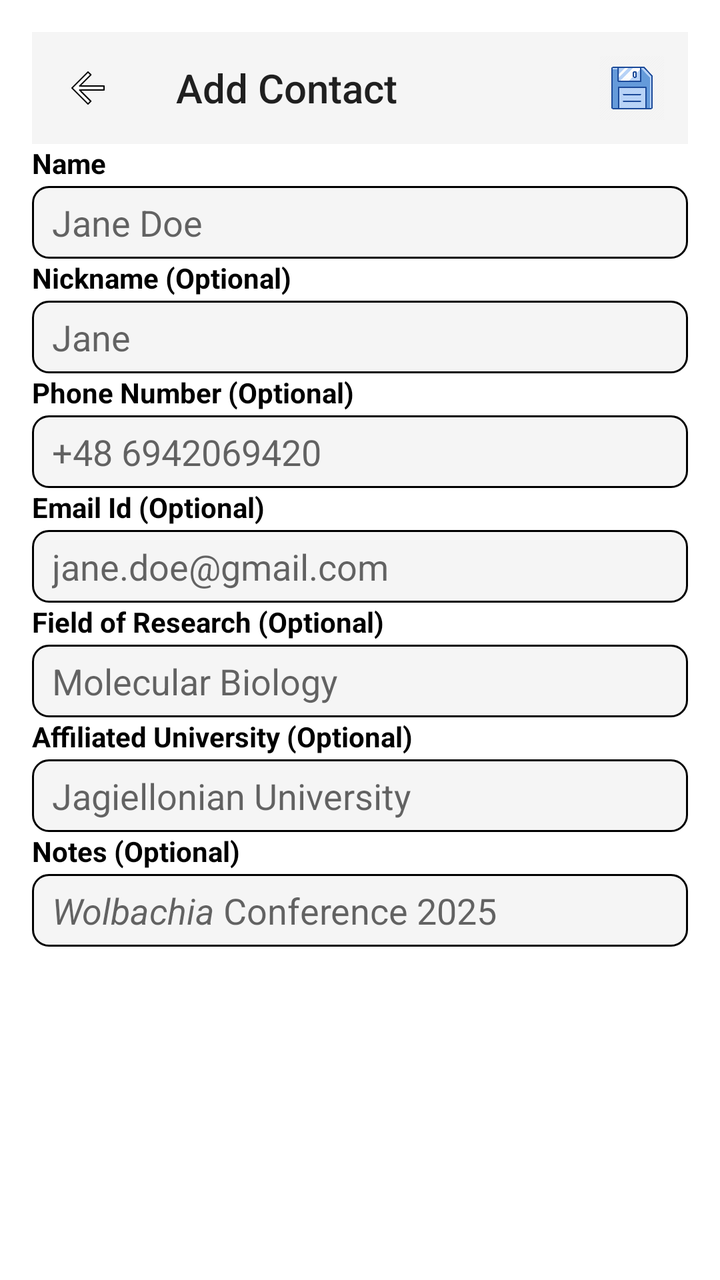
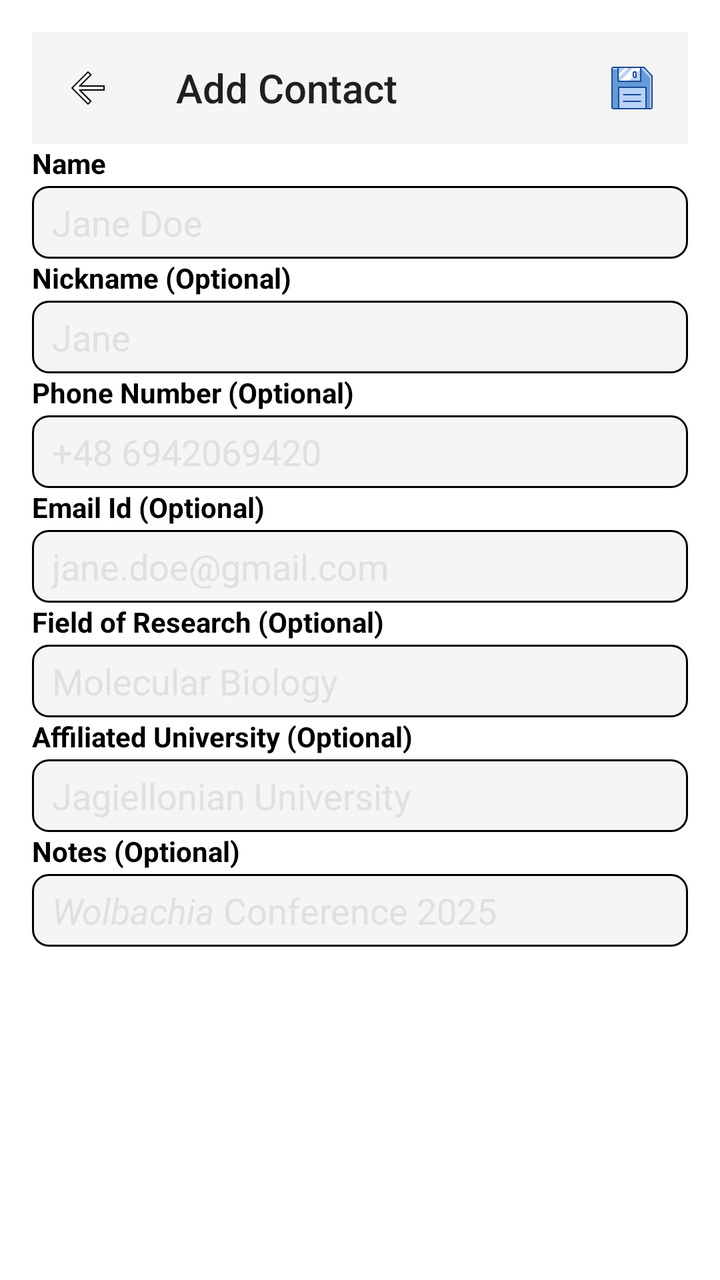

An Android layout rendered at two revisions. The XML below is the earlier revision; the diff shows what the commit changed to produce the second picture.
<!-- AndroidManifest.xml: application theme AppTheme -->
<!-- res/layout/activity_contact_entry.xml -->
<?xml version="1.0" encoding="utf-8"?>
<LinearLayout xmlns:android="http://schemas.android.com/apk/res/android"
    android:layout_width="match_parent"
    android:layout_height="match_parent"
    xmlns:app="http://schemas.android.com/apk/res-auto"
    android:orientation="vertical"
    android:padding="16dp"
    android:background="@color/white">

    <androidx.appcompat.widget.Toolbar
        android:id="@+id/contactEntryToolbar"
        android:layout_width="match_parent"
        android:layout_height="?attr/actionBarSize"
        android:background="?attr/colorPrimary"
        android:theme="@style/ThemeOverlay.AppCompat.ActionBar"
        app:title="Add Contact"
        app:titleTextAppearance="@style/TextAppearance.AppCompat.Widget.ActionBar.Title"
        app:popupTheme="@style/ThemeOverlay.AppCompat.Light"
        app:navigationIcon="@drawable/ic_back_arrow"
        app:menu="@menu/contact_entry_menu"/>

    <TextView
        android:layout_width="wrap_content"
        android:layout_height="wrap_content"
        android:text="Name"
        android:textColor="@color/black"
        android:textStyle="bold"
        android:textSize="14sp"
        android:layout_marginBottom="2dp"/>

    <EditText
        android:id="@+id/et_name"
        android:layout_width="match_parent"
        android:layout_height="wrap_content"
        android:hint="Jane Doe"
        android:textColor="@color/very_light_gray"
        android:background="@drawable/edit_text_bg"
        android:paddingTop="6dp"
        android:paddingBottom="6dp"/>

    <TextView
        android:layout_width="wrap_content"
        android:layout_height="wrap_content"
        android:text="Nickname (Optional)"
        android:textColor="@color/black"
        android:textStyle="bold"
        android:textSize="14sp"
        android:layout_marginBottom="2dp"/>

    <EditText
        android:id="@+id/et_nickname"
        android:layout_width="match_parent"
        android:layout_height="wrap_content"
        android:hint="Jane"
        android:textColor="@color/very_light_gray"
        android:background="@drawable/edit_text_bg"
        android:paddingTop="6dp"
        android:paddingBottom="6dp"/>

    <TextView
        android:layout_width="wrap_content"
        android:layout_height="wrap_content"
        android:text="Phone Number (Optional)"
        android:textColor="@color/black"
        android:textStyle="bold"
        android:textSize="14sp"
        android:layout_marginBottom="2dp"/>

    <EditText
        android:id="@+id/et_phone"
        android:layout_width="match_parent"
        android:layout_height="wrap_content"
        android:hint="+48 6942069420"
        android:inputType="phone"
        android:textColor="@color/very_light_gray"
        android:background="@drawable/edit_text_bg"
        android:paddingTop="6dp"
        android:paddingBottom="6dp"/>

    <TextView
        android:layout_width="wrap_content"
        android:layout_height="wrap_content"
        android:text="Email Id (Optional)"
        android:textColor="@color/black"
        android:textStyle="bold"
        android:textSize="14sp"
        android:layout_marginBottom="2dp"/>

    <EditText
        android:id="@+id/et_email"
        android:layout_width="match_parent"
        android:layout_height="wrap_content"
        android:hint="jane.doe@gmail.com"
        android:inputType="textEmailAddress"
        android:textColor="@color/very_light_gray"
        android:background="@drawable/edit_text_bg"
        android:paddingTop="6dp"
        android:paddingBottom="6dp"/>

    <TextView
        android:layout_width="wrap_content"
        android:layout_height="wrap_content"
        android:text="Field of Research (Optional)"
        android:textColor="@color/black"
        android:textStyle="bold"
        android:textSize="14sp"
        android:layout_marginBottom="2dp"/>

    <EditText
        android:id="@+id/et_field"
        android:layout_width="match_parent"
        android:layout_height="wrap_content"
        android:hint="Molecular Biology"
        android:textColor="@color/very_light_gray"
        android:background="@drawable/edit_text_bg"
        android:paddingTop="6dp"
        android:paddingBottom="6dp"/>

    <TextView
        android:layout_width="wrap_content"
        android:layout_height="wrap_content"
        android:text="Affiliated University (Optional)"
        android:textColor="@color/black"
        android:textStyle="bold"
        android:textSize="14sp"
        android:layout_marginBottom="2dp"/>

    <EditText
        android:id="@+id/et_university"
        android:layout_width="match_parent"
        android:layout_height="wrap_content"
        android:hint="Jagiellonian University"
        android:textColor="@color/very_light_gray"
        android:background="@drawable/edit_text_bg"
        android:paddingTop="6dp"
        android:paddingBottom="6dp"/>

    <TextView
        android:layout_width="wrap_content"
        android:layout_height="wrap_content"
        android:text="Notes (Optional)"
        android:textColor="@color/black"
        android:textStyle="bold"
        android:textSize="14sp"
        android:layout_marginBottom="2dp"/>

    <EditText
        android:id="@+id/et_notes"
        android:layout_width="match_parent"
        android:layout_height="wrap_content"
        android:hint="@string/conference_info"
        android:textColor="@color/very_light_gray"
        android:background="@drawable/edit_text_bg"
        android:paddingTop="6dp"
        android:paddingBottom="6dp"/>

</LinearLayout>
<!-- resources referenced by this layout -->
<resources>
  <color name="black">#FF000000</color>
  <color name="very_light_gray">#E0E0E0</color>
  <color name="white">#FFFFFFFF</color>
  <!-- drawable edit_text_bg (drawable) -->
  <?xml version="1.0" encoding="utf-8"?>
  <shape xmlns:android="http://schemas.android.com/apk/res/android"
      android:shape="rectangle">
  
      
      <solid android:color="@color/light_gray" />
  
      
      <stroke android:width="1dp" android:color="@color/black" />
  
      
      <corners android:radius="8dp" />
  
      
      <padding android:left="10dp" android:right="10dp" />
  </shape>
  <!-- drawable ic_back_arrow (drawable) -->
  <?xml version="1.0" encoding="utf-8"?>
  <vector xmlns:android="http://schemas.android.com/apk/res/android"
      android:width="24dp"
      android:height="24dp"
      android:viewportWidth="24"
      android:viewportHeight="24">
  
      <path
          android:fillColor="@android:color/white"
          android:strokeColor="@android:color/black"
          android:strokeWidth="0.7"
          android:strokeLineJoin="round"
          android:strokeLineCap="round"
          android:pathData="M20,11H7.83L13.42,5.41L12,4L4,12L12,20L13.41,18.59L7.83,13H20V11Z"/>
  </vector>
  <string name="conference_info"><i>Wolbachia</i> Conference 2025</string>
  <style name="AppTheme" parent="Theme.AppCompat.Light.NoActionBar">
          
          <item name="windowActionBar">false</item>
          <item name="windowNoTitle">true</item>
      </style>
  <color name="light_gray">#F5F5F5</color>
</resources>

<!-- the commit's change to res/layout/activity_contact_entry.xml (unified diff, before → after) -->
@@ -33,7 +33,8 @@
         android:layout_width="match_parent"
         android:layout_height="wrap_content"
         android:hint="Jane Doe"
-        android:textColor="@color/very_light_gray"
+        android:textColor="@color/black"
+        android:textColorHint="@color/very_light_gray"
         android:background="@drawable/edit_text_bg"
         android:paddingTop="6dp"
         android:paddingBottom="6dp"/>
@@ -52,7 +53,8 @@
         android:layout_width="match_parent"
         android:layout_height="wrap_content"
         android:hint="Jane"
-        android:textColor="@color/very_light_gray"
+        android:textColor="@color/black"
+        android:textColorHint="@color/very_light_gray"
         android:background="@drawable/edit_text_bg"
         android:paddingTop="6dp"
         android:paddingBottom="6dp"/>
@@ -72,7 +74,8 @@
         android:layout_height="wrap_content"
         android:hint="+48 6942069420"
         android:inputType="phone"
-        android:textColor="@color/very_light_gray"
+        android:textColor="@color/black"
+        android:textColorHint="@color/very_light_gray"
         android:background="@drawable/edit_text_bg"
         android:paddingTop="6dp"
         android:paddingBottom="6dp"/>
@@ -92,7 +95,8 @@
         android:layout_height="wrap_content"
         android:hint="jane.doe@gmail.com"
         android:inputType="textEmailAddress"
-        android:textColor="@color/very_light_gray"
+        android:textColor="@color/black"
+        android:textColorHint="@color/very_light_gray"
         android:background="@drawable/edit_text_bg"
         android:paddingTop="6dp"
         android:paddingBottom="6dp"/>
@@ -111,7 +115,8 @@
         android:layout_width="match_parent"
         android:layout_height="wrap_content"
         android:hint="Molecular Biology"
-        android:textColor="@color/very_light_gray"
+        android:textColor="@color/black"
+        android:textColorHint="@color/very_light_gray"
         android:background="@drawable/edit_text_bg"
         android:paddingTop="6dp"
         android:paddingBottom="6dp"/>
@@ -130,7 +135,8 @@
         android:layout_width="match_parent"
         android:layout_height="wrap_content"
         android:hint="Jagiellonian University"
-        android:textColor="@color/very_light_gray"
+        android:textColor="@color/black"
+        android:textColorHint="@color/very_light_gray"
         android:background="@drawable/edit_text_bg"
         android:paddingTop="6dp"
         android:paddingBottom="6dp"/>
@@ -149,7 +155,8 @@
         android:layout_width="match_parent"
         android:layout_height="wrap_content"
         android:hint="@string/conference_info"
-        android:textColor="@color/very_light_gray"
+        android:textColor="@color/black"
+        android:textColorHint="@color/very_light_gray"
         android:background="@drawable/edit_text_bg"
         android:paddingTop="6dp"
         android:paddingBottom="6dp"/>
